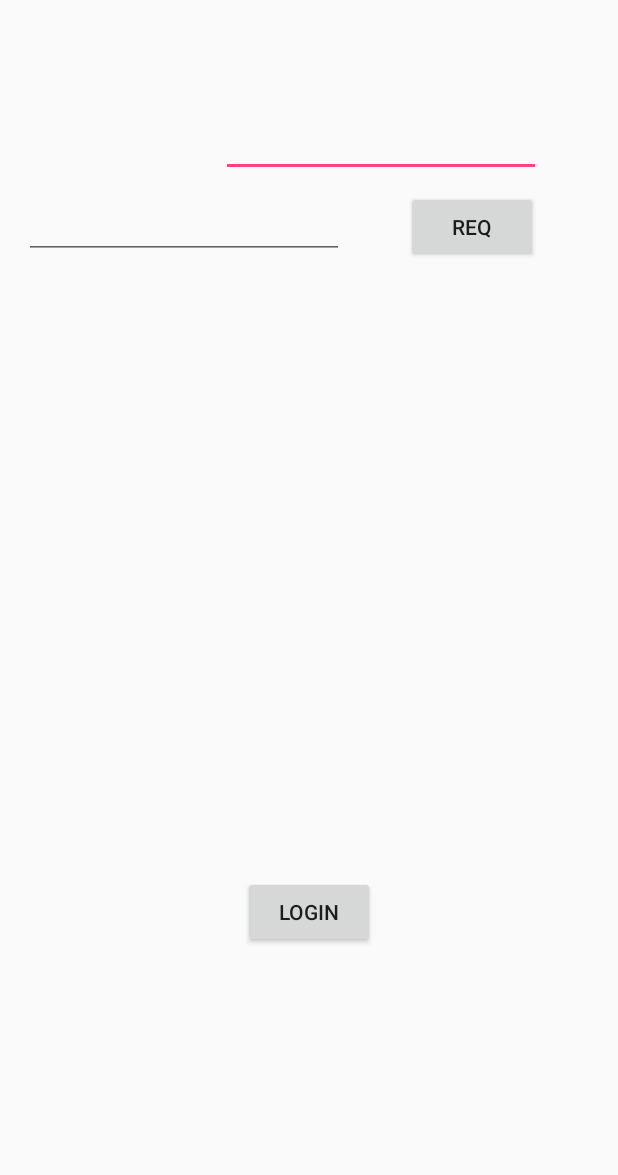
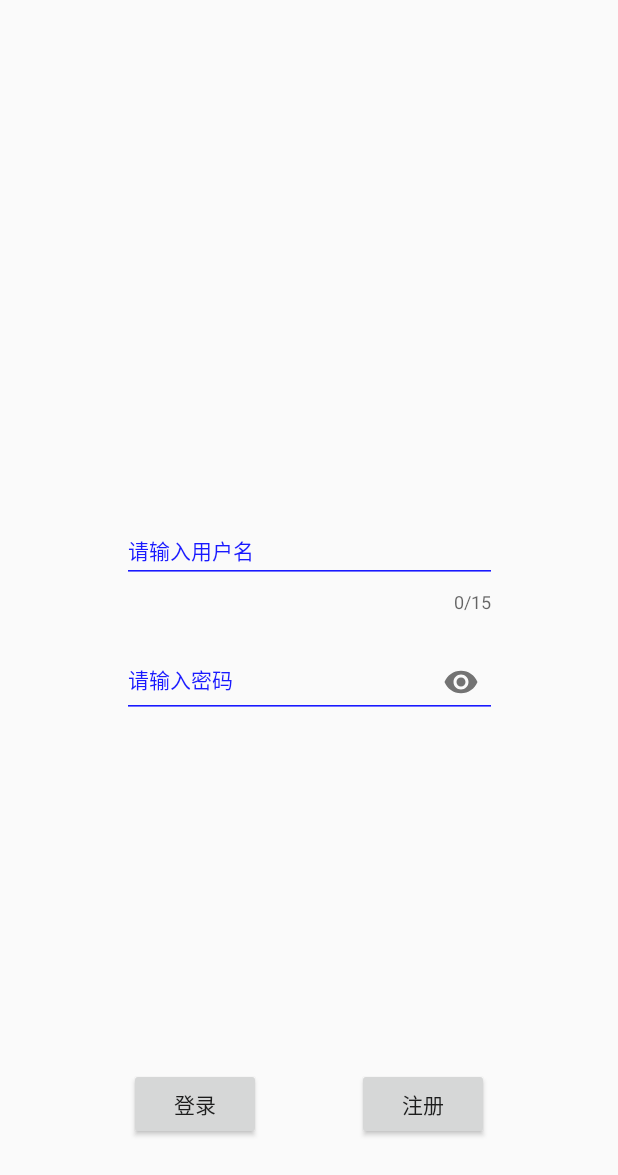
Before and after one commit to qq1766346508/NoLost, an Android app: the LoginActivity screen opened directly, with no data from a screen before it, on a phone screen of 412 x 824 dp. Shown: the top 1175 px of the screen. Run offline under Robolectric (Android 15) with nearby library versions, the phone set to English and light mode, and no system bars; libraries missing offline, so code that uses them is left out: cn.smssdk, cn.smssdk.gui.

Commit message:
登录页UI

```diff
--- a/app/build.gradle
+++ b/app/build.gradle
@@ -6,7 +6,7 @@ android {
     compileSdkVersion 27
     defaultConfig {
         applicationId "com.example.vivic.nolost"
-        minSdkVersion 19
+        minSdkVersion 21
         targetSdkVersion 27
         versionCode 1
         versionName "1.0"
--- a/app/src/main/java/com/example/vivic/nolost/activity/LoginActivity.java
+++ b/app/src/main/java/com/example/vivic/nolost/activity/LoginActivity.java
@@ -14,12 +14,7 @@ import cn.smssdk.EventHandler;
 import cn.smssdk.SMSSDK;
 import cn.smssdk.gui.RegisterPage;
 
-public class LoginActivity extends AppCompatActivity {
-
-    private EditText edPhone;
-    private EditText edCode;
-    private Button btnReq;
-    private Button btnLogin;
+public class LoginActivity extends BaseActivity {
 
     @Override
     protected void onCreate(Bundle savedInstanceState) {
@@ -29,9 +24,6 @@ public class LoginActivity extends AppCompatActivity {
     }
 
     private void initview() {
-        edPhone = findViewById(R.id.ed_phone);
-        edCode = findViewById(R.id.ed_code);
-        btnReq = findViewById(R.id.btn_request_code);
-        btnLogin = findViewById(R.id.btn_login);
+
     }
 }
--- a/app/src/main/java/com/example/vivic/nolost/commonUtil/pref/YSharedPref.kt
+++ b/app/src/main/java/com/example/vivic/nolost/commonUtil/pref/YSharedPref.kt
@@ -170,19 +170,19 @@ abstract class YSharedPref(protected val mPref: SharedPreferences) {
         } else mPref.contains(key)
     }
 
-    fun putObject(key: String, obj: Any) {
-        // TODO: 2018/6/13 liaodongming
-        // Gson gson = new Gson();
-        // String json = gson.toJson(obj);
-        // put(key, json);
-    }
-
-    fun getObj(key: String, className: Class<*>): Any? {
-        // TODO: 2018/6/13 liaodongming
-        // Gson gson = new Gson();
-        // String json = getString(key, "");
-        // Object obj = gson.fromJson(json, className);
-        // return obj;
-        return null
-    }
+//    fun putObject(key: String, obj: Any) {
+//        // TODO: 2018/6/13 liaodongming
+//        // Gson gson = new Gson();
+//        // String json = gson.toJson(obj);
+//        // put(key, json);
+//    }
+//
+//    fun getObj(key: String, className: Class<*>): Any? {
+//        // TODO: 2018/6/13 liaodongming
+//        // Gson gson = new Gson();
+//        // String json = getString(key, "");
+//        // Object obj = gson.fromJson(json, className);
+//        // return obj;
+//        return null
+//    }
 }
--- a/app/src/main/java/com/example/vivic/nolost/fragment/LostFragment.java
+++ b/app/src/main/java/com/example/vivic/nolost/fragment/LostFragment.java
@@ -1,23 +1,17 @@
 package com.example.vivic.nolost.fragment;
 
+import android.content.Intent;
 import android.os.Bundle;
 import android.support.annotation.NonNull;
 import android.support.annotation.Nullable;
 import android.support.v4.app.Fragment;
-import android.util.Log;
 import android.view.LayoutInflater;
 import android.view.View;
 import android.view.ViewGroup;
 import android.widget.TextView;
 
 import com.example.vivic.nolost.R;
-import com.example.vivic.nolost.bean.Person;
-
-import java.util.List;
-
-import cn.bmob.v3.BmobQuery;
-import cn.bmob.v3.exception.BmobException;
-import cn.bmob.v3.listener.FindListener;
+import com.example.vivic.nolost.activity.LoginActivity;
 
 public class LostFragment extends Fragment {
     private static final String TAG = LostFragment.class.getSimpleName();
@@ -48,40 +42,10 @@ public class LostFragment extends Fragment {
         tv.setOnClickListener(new View.OnClickListener() {
             @Override
             public void onClick(View v) {
-//                startActivity(new Intent(getActivity(), LoginActivity.class));
+                startActivity(new Intent(getActivity(), LoginActivity.class));
             }
         });
 
-        //test bean
-
-//        Person person = new Person();
-//        person.nickName = "小明";
-//        person.portrait = "https://avatar.csdn.net/C/8/C/3_carson_ho.jpg";
-//        person.school = "中山大学";
-//        person.sex = "男";
-//        person.save(new SaveListener<String>() {
-//            @Override
-//            public void done(String s, BmobException e) {
-//                if (e == null) {
-//                    Log.d(TAG, "done: 创建数据库成功，返回objectId=" + s);
-//                } else {
-//                    Log.d(TAG, "done: 创建数据库失败+" + e.toString());
-//                }
-//            }
-//        });
-
-        BmobQuery<Person> bmobQuery = new BmobQuery<>();
-        bmobQuery.addWhereEqualTo("nickName", "小明");
-        bmobQuery.findObjects(new FindListener<Person>() {
-            @Override
-            public void done(List<Person> list, BmobException e) {
-                if (e == null) {
-                    Log.d(TAG, "done: query success:" + list.get(0));
-                } else {
-                    Log.d(TAG, "done: query error:" + e.toString());
-                }
-            }
-        });
     }
 
 }
--- a/app/src/main/res/layout/activity_login.xml
+++ b/app/src/main/res/layout/activity_login.xml
@@ -4,46 +4,91 @@
     xmlns:tools="http://schemas.android.com/tools"
     android:layout_width="match_parent"
     android:layout_height="match_parent"
+    android:focusable="true"
+    android:focusableInTouchMode="true"
     tools:context=".activity.LoginActivity">
 
-    <EditText
-        android:id="@+id/ed_phone"
+
+    <android.support.design.widget.TextInputLayout
+        android:id="@+id/tv_user"
+        android:layout_width="250dp"
+        android:layout_height="wrap_content"
+        android:layout_marginStart="8dp"
+        android:layout_marginTop="8dp"
+        android:layout_marginEnd="8dp"
+        android:theme="@style/edit_normal"
+        app:counterEnabled="true"
+        app:counterMaxLength="15"
+        app:errorEnabled="true"
+        app:errorTextAppearance="@style/edit_error"
+        app:layout_constraintBottom_toTopOf="@id/guideline_0.5h"
+        app:layout_constraintEnd_toEndOf="parent"
+        app:layout_constraintStart_toStartOf="parent">
+
+        <android.support.design.widget.TextInputEditText
+            android:id="@+id/ed_user"
+            android:layout_width="match_parent"
+            android:layout_height="wrap_content"
+            android:hint="请输入用户名"
+            android:textSize="14sp" />
+    </android.support.design.widget.TextInputLayout>
+
+    <android.support.constraint.Guideline
+        android:id="@+id/guideline_0.5h"
         android:layout_width="wrap_content"
         android:layout_height="wrap_content"
-        android:layout_marginBottom="9dp"
-        android:layout_marginEnd="51dp"
-        android:ems="10"
-        android:inputType="phone"
-        app:layout_constraintBottom_toTopOf="@+id/ed_code"
-        app:layout_constraintEnd_toEndOf="parent" />
+        android:orientation="horizontal"
+        app:layout_constraintGuide_percent="0.5" />
 
-    <Button
-        android:id="@+id/btn_request_code"
+    <android.support.design.widget.TextInputLayout
+        android:id="@+id/tv_password"
+        android:layout_width="250dp"
+        android:layout_height="wrap_content"
+        android:layout_marginStart="8dp"
+        android:layout_marginTop="8dp"
+        android:layout_marginEnd="8dp"
+        android:layout_marginBottom="8dp"
+        android:theme="@style/edit_normal"
+        app:layout_constraintEnd_toEndOf="parent"
+        app:layout_constraintStart_toStartOf="parent"
+        app:layout_constraintTop_toBottomOf="@id/guideline_0.5h"
+        app:passwordToggleEnabled="true">
+
+        <android.support.design.widget.TextInputEditText
+            android:id="@+id/ed_password"
+            android:layout_width="match_parent"
+            android:layout_height="wrap_content"
+            android:hint="请输入密码"
+            android:inputType="textPassword"
+            android:textSize="14sp" />
+    </android.support.design.widget.TextInputLayout>
+
+    <android.support.constraint.Guideline
+        android:id="@+id/guideline_0.5v"
         android:layout_width="wrap_content"
         android:layout_height="wrap_content"
-        android:layout_marginEnd="2dp"
-        android:text="req"
-        app:layout_constraintBaseline_toBaselineOf="@+id/ed_code"
-        app:layout_constraintEnd_toEndOf="@+id/ed_phone" />
-
-    <EditText
-        android:id="@+id/ed_code"
-        android:layout_width="wrap_content"
-        android:layout_height="wrap_content"
-        android:layout_marginStart="16dp"
-        android:layout_marginTop="127dp"
-        android:ems="10"
-        android:inputType="number"
-        app:layout_constraintStart_toStartOf="parent"
-        app:layout_constraintTop_toTopOf="parent" />
+        android:orientation="vertical"
+        app:layout_constraintGuide_percent="0.5" />
 
     <Button
         android:id="@+id/btn_login"
         android:layout_width="wrap_content"
         android:layout_height="wrap_content"
-        android:layout_marginBottom="192dp"
-        android:text="login"
+        android:layout_marginEnd="32dp"
+        android:layout_marginBottom="64dp"
+        android:text="登录"
         app:layout_constraintBottom_toBottomOf="parent"
-        app:layout_constraintEnd_toEndOf="parent"
-        app:layout_constraintStart_toStartOf="parent" />
+        app:layout_constraintEnd_toStartOf="@+id/guideline_0.5v" />
+
+
+    <Button
+        android:id="@+id/btn_register"
+        android:layout_width="wrap_content"
+        android:layout_height="wrap_content"
+        android:layout_marginStart="32dp"
+        android:text="注册"
+        app:layout_constraintBaseline_toBaselineOf="@+id/btn_login"
+        app:layout_constraintStart_toEndOf="@+id/guideline_0.5v" />
+
+
 </android.support.constraint.ConstraintLayout>
--- a/app/src/main/res/values/colors.xml
+++ b/app/src/main/res/values/colors.xml
@@ -3,4 +3,6 @@
     <color name="colorPrimary">#2e8abb</color>
     <color name="colorPrimaryDark">#2e8abb</color>
     <color name="colorAccent">#FF4081</color>
+
+    <color name="standard_color">#2e8abb</color>
 </resources>
--- a/app/src/main/res/values/styles.xml
+++ b/app/src/main/res/values/styles.xml
@@ -19,4 +19,14 @@
         <item name="android:backgroundDimAmount">0.6</item>
     </style>
 
+    <style name="edit_error" >
+        <item name="android:color">@android:color/holo_red_light</item>
+    </style>
+
+    <style name="edit_normal" >
+        <item name="android:textColorHint">#1919FF</item>
+        <item name="colorControlNormal">#1919FF</item>
+        <item name="colorControlActivated">#1919FF</item>
+    </style>
+
 </resources>
```
